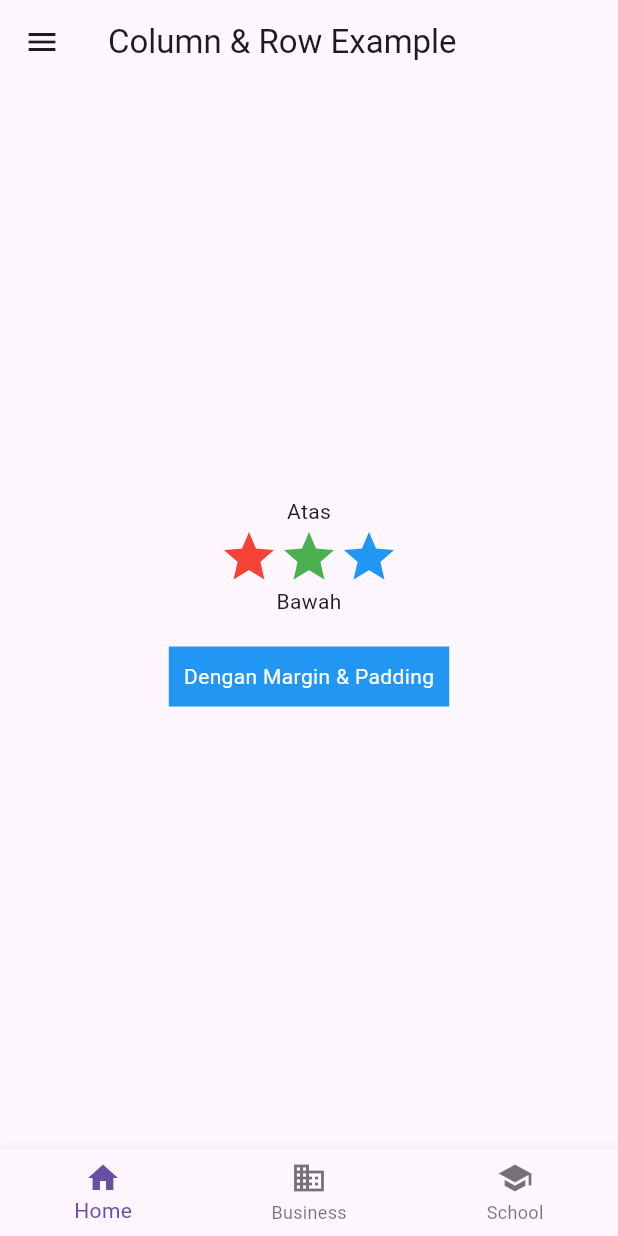
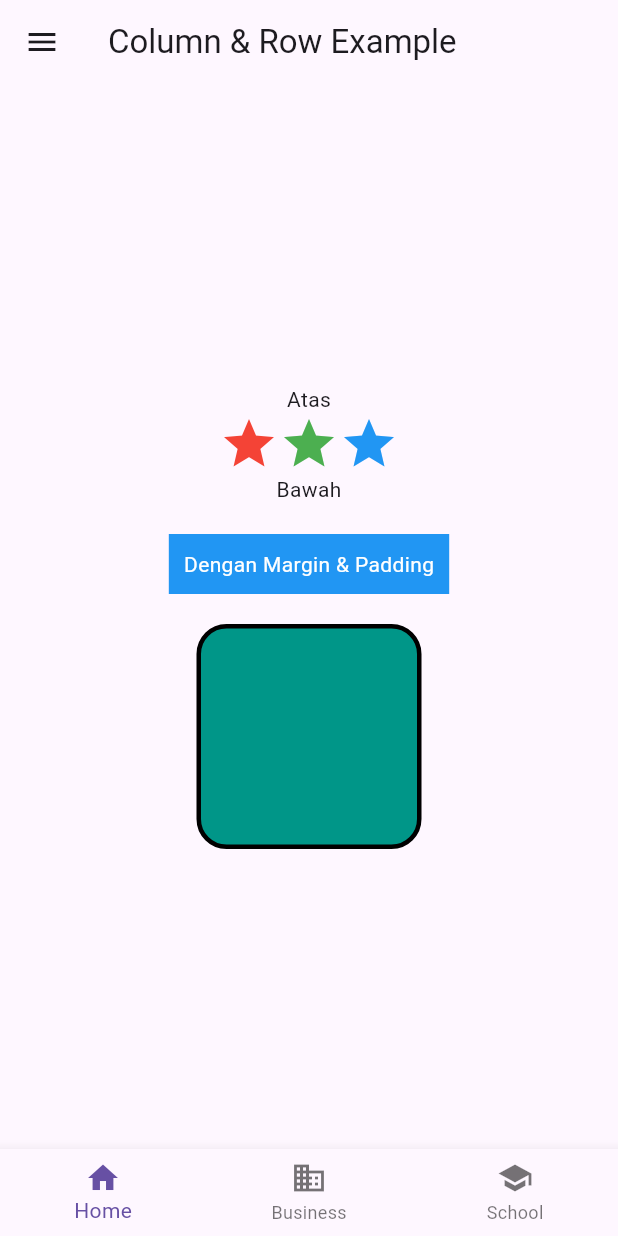
Before and after one commit to Alyaajeng/pem_mobile, a Flutter app: the screen it shows after launch, on a phone screen of 412 x 824 dp. Run offline on Flutter 3.47's test engine with Material 3 defaults, Android fonts, the phone set to English and light mode, and no system bars; our stand-ins replace just_audio.

Commit message:
P6 Dasar Widget - Container Dekorasi & Border

```diff
--- a/flutter/pertemuan6/pertemuan6/lib/main.dart
+++ b/flutter/pertemuan6/pertemuan6/lib/main.dart
@@ -32,6 +32,15 @@ class AlyaApp extends StatelessWidget {
                 child: const Text(
                   "Dengan Margin & Padding",
                   style: TextStyle(color: Colors.white),
+                ),
+              ),
+              Container(
+                width: 150,
+                height: 150,
+                decoration: BoxDecoration(
+                  color: Colors.teal,
+                  borderRadius: BorderRadius.circular(20),
+                  border: Border.all(color: Colors.black, width: 3),
                 ),
               ),
             ],
```
